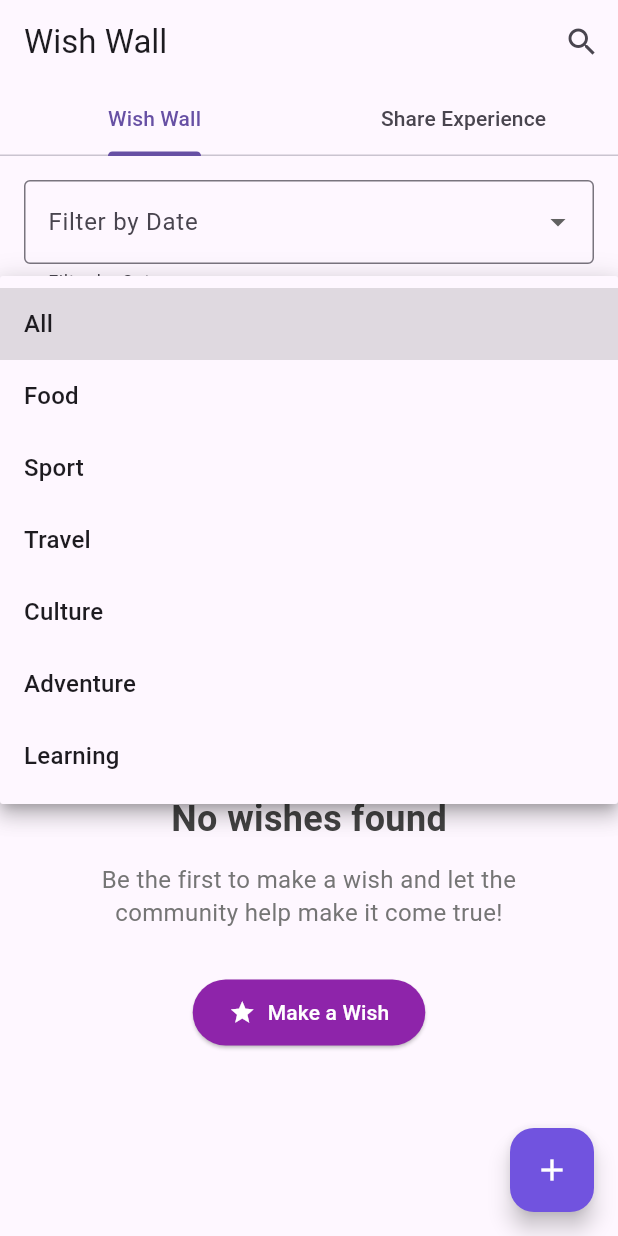
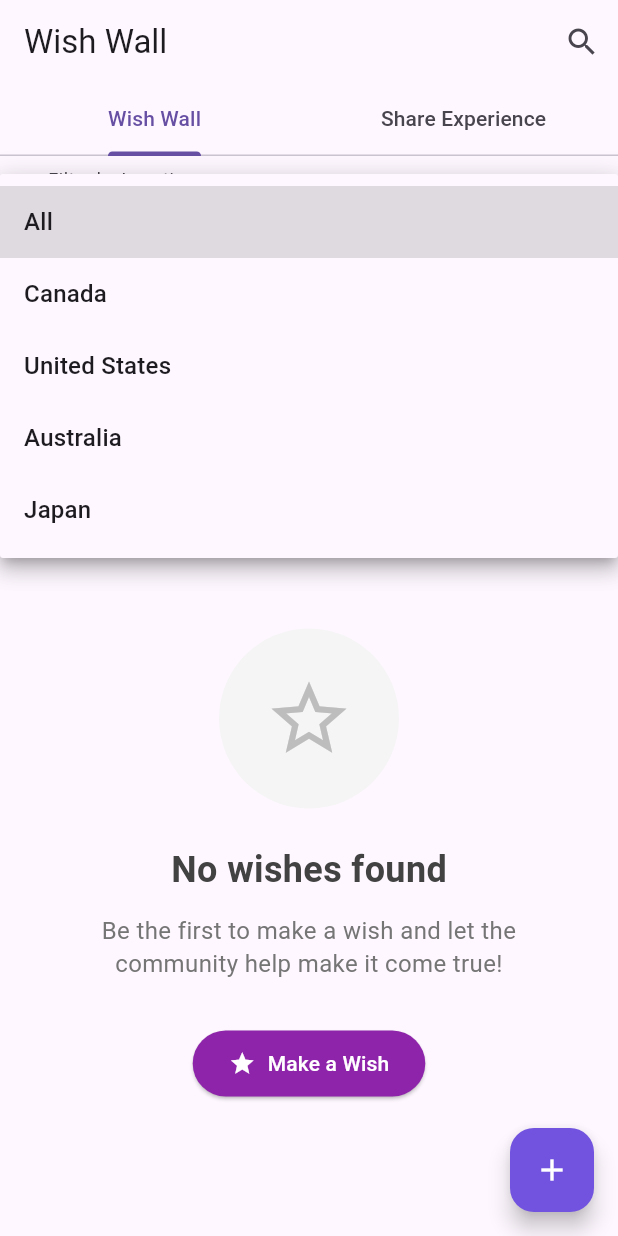
Before and after one commit to ZERO-0727/lucky_star_flutter, a Flutter app: the WishWallScreen screen opened directly, after a tap on "All", on a phone screen of 412 x 824 dp. Run offline on Flutter 3.47's test engine with Material 3 defaults, Android fonts, the phone set to English and light mode, and no system bars; our stand-ins replace cloud_firestore, cross_file, firebase_auth, firebase_core, firebase_storage, flutter_dotenv and 4 more; accounts and stored records are empty.

Commit message:
Completed Change Password UI and logic; updated location filter tags

```diff
--- a/lib/wish_wall_screen.dart
+++ b/lib/wish_wall_screen.dart
@@ -1,7 +1,6 @@
 import 'package:flutter/material.dart';
 import 'package:cloud_firestore/cloud_firestore.dart';
 import 'search_page.dart';
-import 'experience_detail_screen.dart';
 import 'models/experience_model.dart';
 import 'models/wish_model.dart';
 import 'widgets/experience_card.dart';
@@ -21,6 +20,9 @@ class _WishWallScreenState extends State<WishWallScreen>
   late TabController _tabController;
   String? _selectedDateFilter;
   String? _selectedTag;
+  String? _selectedLocation;
+
+  // Available filter options
   final List<String> _availableTags = [
     'All',
     'Food',
@@ -29,6 +31,14 @@ class _WishWallScreenState extends State<WishWallScreen>
     'Culture',
     'Adventure',
     'Learning',
+  ];
+
+  final List<String> _availableLocations = [
+    'All',
+    'Canada',
+    'United States',
+    'Australia',
+    'Japan',
   ];
 
   @override
@@ -69,12 +79,37 @@ class _WishWallScreenState extends State<WishWallScreen>
             padding: const EdgeInsets.all(16),
             child: Column(
               children: [
+                // Location filter (new) - show on both tabs
+                DropdownButtonFormField<String>(
+                  value: _selectedLocation,
+                  decoration: const InputDecoration(
+                    labelText: 'Filter by Location',
+                    border: OutlineInputBorder(),
+                    prefixIcon: Icon(Icons.location_on),
+                  ),
+                  items:
+                      _availableLocations.map((location) {
+                        return DropdownMenuItem(
+                          value: location == 'All' ? null : location,
+                          child: Text(location),
+                        );
+                      }).toList(),
+                  onChanged: (value) {
+                    setState(() {
+                      _selectedLocation = value;
+                    });
+                  },
+                ),
+
+                const SizedBox(height: 12),
+
                 // Date filter
                 DropdownButtonFormField<String>(
                   value: _selectedDateFilter,
                   decoration: const InputDecoration(
                     labelText: 'Filter by Date',
                     border: OutlineInputBorder(),
+                    prefixIcon: Icon(Icons.calendar_today),
                   ),
                   items: const [
                     DropdownMenuItem(value: 'today', child: Text('Today')),
@@ -104,6 +139,7 @@ class _WishWallScreenState extends State<WishWallScreen>
                     decoration: const InputDecoration(
                       labelText: 'Filter by Category',
                       border: OutlineInputBorder(),
+                      prefixIcon: Icon(Icons.category),
                     ),
                     items:
                         _availableTags.map((tag) {
@@ -247,15 +283,22 @@ class _WishWallScreenState extends State<WishWallScreen>
       print('🔍 Building Firestore query with filters:');
       print('  - Date filter: $_selectedDateFilter');
       print('  - Tag filter: $_selectedTag');
+      print('  - Location filter: $_selectedLocation');
 
       Query query = FirebaseFirestore.instance
           .collection('experiences')
           .where('status', isEqualTo: 'active');
 
-      // Handle different query combinations to avoid complex composite indexes
+      // Location filter - apply first if present
+      if (_selectedLocation != null) {
+        print('  - Using location filter: $_selectedLocation');
+        query = query.where('location', isEqualTo: _selectedLocation);
+      }
+
+      // Apply date and tag filters after location (if present)
       if (_selectedTag != null && _selectedDateFilter != null) {
-        // Complex case: both tag and date filter
-        print('  - Using complex query: status + tags + createdAt + orderBy');
+        // Complex case: both tag and date filter with possible location
+        print('  - Using complex query with multiple filters');
 
         DateTime filterDate = _getFilterDate(_selectedDateFilter!);
 
@@ -264,23 +307,31 @@ class _WishWallScreenState extends State<WishWallScreen>
             .where('createdAt', isGreaterThan: Timestamp.fromDate(filterDate))
             .orderBy('createdAt', descending: true);
 
-        print(
-          '  - Required index: experiences (status ASC, tags ASC, createdAt DESC)',
-        );
+        if (_selectedLocation != null) {
+          print(
+            '  - Required index: experiences (status, location, tags, createdAt)',
+          );
+        } else {
+          print('  - Required index: experiences (status, tags, createdAt)');
+        }
       } else if (_selectedTag != null) {
-        // Tag filter only
-        print('  - Using tag query: status + tags + orderBy');
+        // Tag filter only (with possible location)
+        print('  - Using tag filter');
 
         query = query
             .where('tags', arrayContains: _selectedTag)
             .orderBy('createdAt', descending: true);
 
-        print(
-          '  - Required index: experiences (status ASC, tags ASC, createdAt DESC)',
-        );
+        if (_selectedLocation != null) {
+          print(
+            '  - Required index: experiences (status, location, tags, createdAt)',
+          );
+        } else {
+          print('  - Required index: experiences (status, tags, createdAt)');
+        }
       } else if (_selectedDateFilter != null) {
-        // Date filter only
-        print('  - Using date query: status + createdAt + orderBy');
+        // Date filter only (with possible location)
+        print('  - Using date filter');
 
         DateTime filterDate = _getFilterDate(_selectedDateFilter!);
 
@@ -288,14 +339,25 @@ class _WishWallScreenState extends State<WishWallScreen>
             .where('createdAt', isGreaterThan: Timestamp.fromDate(filterDate))
             .orderBy('createdAt', descending: true);
 
-        print('  - Required index: experiences (status ASC, createdAt DESC)');
+        if (_selectedLocation != null) {
+          print(
+            '  - Required index: experiences (status, location, createdAt)',
+          );
+        } else {
+          print('  - Required index: experiences (status, createdAt)');
+        }
       } else {
-        // No filters, just basic query
-        print('  - Using basic query: status + orderBy');
-
+        // Only location filter or no filters at all
+        print('  - Using basic query with ordering');
         query = query.orderBy('createdAt', descending: true);
 
-        print('  - Required index: experiences (status ASC, createdAt DESC)');
+        if (_selectedLocation != null) {
+          print(
+            '  - Required index: experiences (status, location, createdAt)',
+          );
+        } else {
+          print('  - Required index: experiences (status, createdAt)');
+        }
       }
 
       print('  - Final query limit: 50');
@@ -319,14 +381,21 @@ class _WishWallScreenState extends State<WishWallScreen>
       // Debug logging to see exact query being made
       print('🔍 Building Firestore query for wishes with filters:');
       print('  - Date filter: $_selectedDateFilter');
+      print('  - Location filter: $_selectedLocation');
 
       Query query = FirebaseFirestore.instance
           .collection('wishes')
           .where('status', isEqualTo: 'Open');
 
+      // Apply location filter first if present
+      if (_selectedLocation != null) {
+        print('  - Using location filter: $_selectedLocation');
+        query = query.where('location', isEqualTo: _selectedLocation);
+      }
+
       if (_selectedDateFilter != null) {
-        // Date filter only for wishes
-        print('  - Using date query: status + createdAt + orderBy');
+        // Date filter (with possible location)
+        print('  - Using date filter');
 
         DateTime filterDate = _getFilterDate(_selectedDateFilter!);
 
@@ -334,14 +403,22 @@ class _WishWallScreenState extends State<WishWallScreen>
             .where('createdAt', isGreaterThan: Timestamp.fromDate(filterDate))
             .orderBy('createdAt', descending: true);
 
-        print('  - Required index: wishes (status ASC, createdAt DESC)');
+        if (_selectedLocation != null) {
+          print('  - Required index: wishes (status, location, createdAt)');
+        } else {
+          print('  - Required index: wishes (status, createdAt)');
+        }
       } else {
-        // No filters, just basic query
-        print('  - Using basic query: status + orderBy');
+        // Only location filter or no filters
+        print('  - Using basic query with ordering');
 
         query = query.orderBy('createdAt', descending: true);
 
-        print('  - Required index: wishes (status ASC, createdAt DESC)');
+        if (_selectedLocation != null) {
+          print('  - Required index: wishes (status, location, createdAt)');
+        } else {
+          print('  - Required index: wishes (status, createdAt)');
+        }
       }
 
       print('  - Final query limit: 50');
@@ -420,11 +497,13 @@ class _WishWallScreenState extends State<WishWallScreen>
             // Action buttons
             Column(
               children: [
-                if (_selectedDateFilter != null) ...[
+                if (_selectedDateFilter != null ||
+                    _selectedLocation != null) ...[
                   OutlinedButton.icon(
                     onPressed: () {
                       setState(() {
                         _selectedDateFilter = null;
+                        _selectedLocation = null;
                       });
                     },
                     icon: const Icon(Icons.clear),
@@ -461,7 +540,11 @@ class _WishWallScreenState extends State<WishWallScreen>
   }
 
   String _getEmptyWishStateMessage() {
-    if (_selectedDateFilter != null) {
+    if (_selectedLocation != null && _selectedDateFilter != null) {
+      return 'No wishes found in $_selectedLocation for $_selectedDateFilter.\nTry adjusting your filters or make your own wish!';
+    } else if (_selectedLocation != null) {
+      return 'No wishes found in $_selectedLocation.\nTry a different location or make your own wish!';
+    } else if (_selectedDateFilter != null) {
       return 'No wishes found for $_selectedDateFilter.\nTry a different date range or make your own wish!';
     } else {
       return 'Be the first to make a wish and let the\ncommunity help make it come true!';
@@ -512,12 +595,15 @@ class _WishWallScreenState extends State<WishWallScreen>
             // Action buttons
             Column(
               children: [
-                if (_selectedDateFilter != null || _selectedTag != null) ...[
+                if (_selectedDateFilter != null ||
+                    _selectedTag != null ||
+                    _selectedLocation != null) ...[
                   OutlinedButton.icon(
                     onPressed: () {
                       setState(() {
                         _selectedDateFilter = null;
                         _selectedTag = null;
+                        _selectedLocation = null;
                       });
                     },
                     icon: const Icon(Icons.clear),
@@ -554,13 +640,38 @@ class _WishWallScreenState extends State<WishWallScreen>
   }
 
   String _getEmptyStateMessage() {
-    if (_selectedDateFilter != null && _selectedTag != null) {
-      return 'No experiences found for $_selectedTag in $_selectedDateFilter timeframe.\nTry adjusting your filters or be the first to share!';
-    } else if (_selectedDateFilter != null) {
+    // All three filters applied
+    if (_selectedLocation != null &&
+        _selectedDateFilter != null &&
+        _selectedTag != null) {
+      return 'No $_selectedTag experiences found in $_selectedLocation for $_selectedDateFilter timeframe.\nTry adjusting your filters or be the first to share!';
+    }
+    // Location + Date filter
+    else if (_selectedLocation != null && _selectedDateFilter != null) {
+      return 'No experiences found in $_selectedLocation for $_selectedDateFilter.\nTry adjusting your filters or share your own!';
+    }
+    // Location + Tag filter
+    else if (_selectedLocation != null && _selectedTag != null) {
+      return 'No $_selectedTag experiences found in $_selectedLocation.\nTry a different location or category, or share your own!';
+    }
+    // Date + Tag filter
+    else if (_selectedDateFilter != null && _selectedTag != null) {
+      return 'No $_selectedTag experiences found for $_selectedDateFilter timeframe.\nTry adjusting your filters or be the first to share!';
+    }
+    // Only Location filter
+    else if (_selectedLocation != null) {
+      return 'No experiences found in $_selectedLocation.\nTry a different location or share your own!';
+    }
+    // Only Date filter
+    else if (_selectedDateFilter != null) {
       return 'No experiences found for $_selectedDateFilter.\nTry a different date range or share your own!';
-    } else if (_selectedTag != null) {
-      return 'No $_selectedTag experiences found.\nTry a different category or share yours!';
-    } else {
+    }
+    // Only Tag filter
+    else if (_selectedTag != null) {
+      return 'No $_selectedTag experiences found.\nTry a different category or share your own!';
+    }
+    // No filters
+    else {
       return 'Be the first to share an amazing experience\nwith the community!';
     }
   }
```
Also changed, not shown: lib/account_settings_page.dart (+6 -4 lines), lib/post_experience_screen.dart (+6 -6 lines), lib/post_wish_screen.dart (+6 -6 lines), lib/screens/auth/change_password_screen.dart (added, +215 -0 lines).
